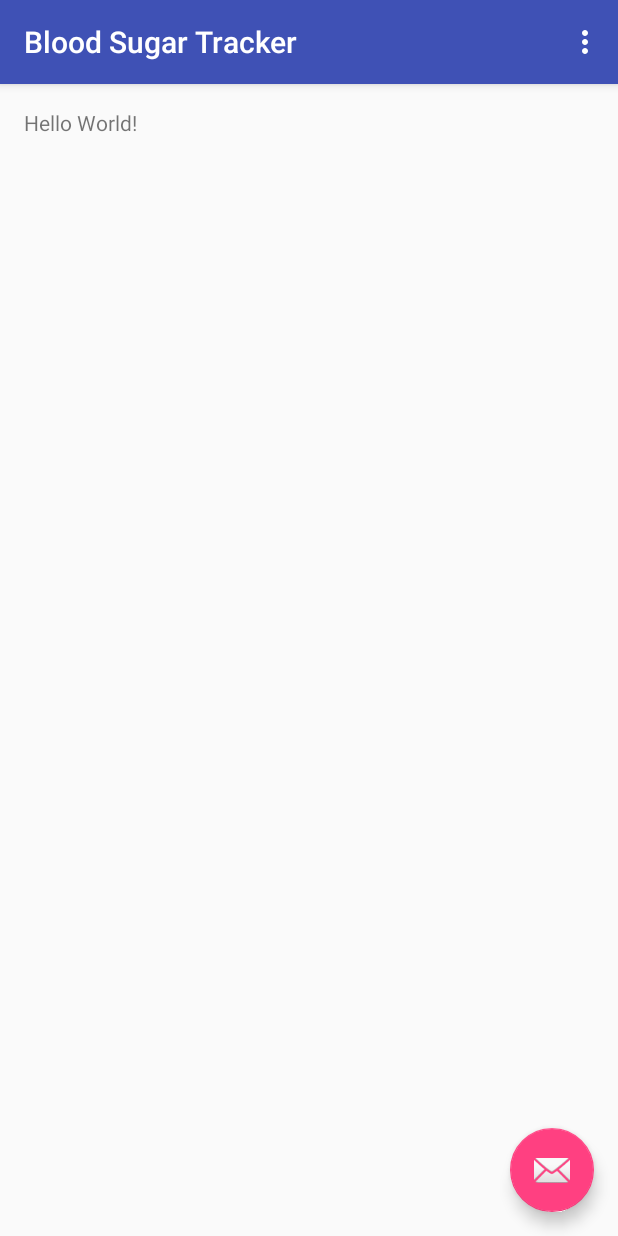
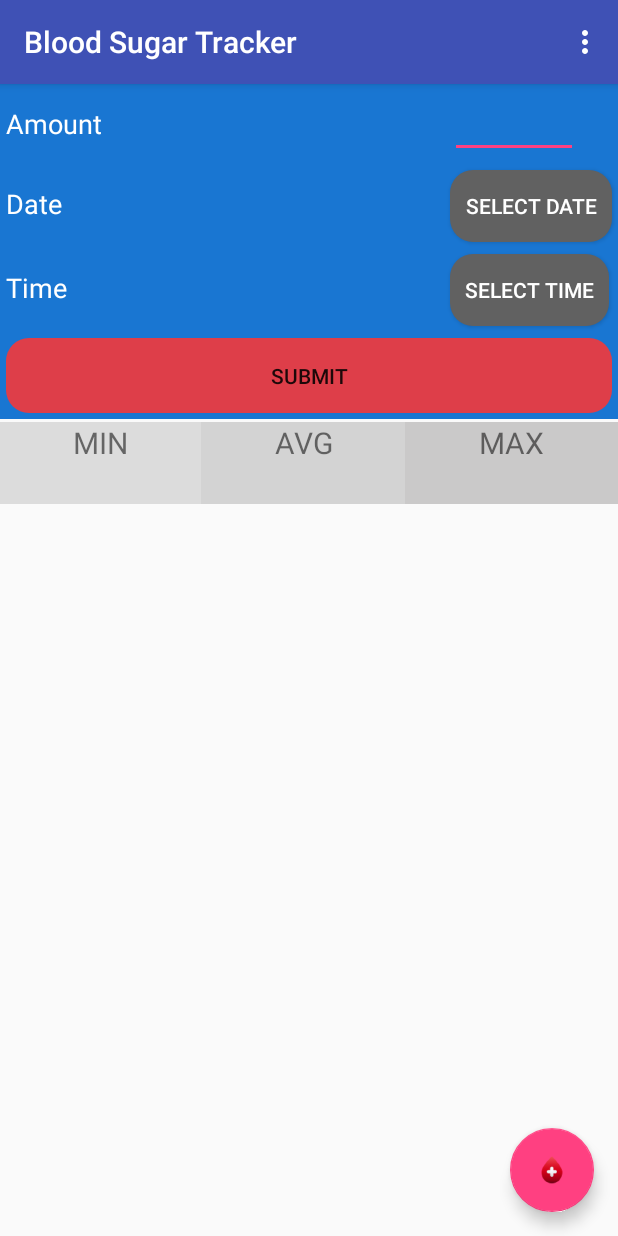
Before and after one commit to barakisbrown/BST, an Android app: the screen it shows after launch (MainActivity), on a phone screen of 412 x 824 dp. Run offline under Robolectric (Android 15) with nearby library versions, the phone set to English and light mode, and no system bars.

Commit message:
Begin Examing Layouts

```diff
--- a/MyApplication/app/src/main/res/layout/activity_main.xml
+++ b/MyApplication/app/src/main/res/layout/activity_main.xml
@@ -29,6 +29,6 @@
         android:layout_height="wrap_content"
         android:layout_gravity="bottom|end"
         android:layout_margin="@dimen/fab_margin"
-        android:src="@android:drawable/ic_dialog_email" />
+        android:src="@mipmap/bst_launcher" />
 
 </android.support.design.widget.CoordinatorLayout>
--- a/MyApplication/app/src/main/res/layout/content_main.xml
+++ b/MyApplication/app/src/main/res/layout/content_main.xml
@@ -5,15 +5,131 @@
     android:layout_width="match_parent"
     android:layout_height="match_parent"
     android:paddingBottom="@dimen/activity_vertical_margin"
-    android:paddingLeft="@dimen/activity_horizontal_margin"
-    android:paddingRight="@dimen/activity_horizontal_margin"
-    android:paddingTop="@dimen/activity_vertical_margin"
     app:layout_behavior="@string/appbar_scrolling_view_behavior"
     tools:context="com.lokislayer.bloodsugartracker.MainActivity"
     tools:showIn="@layout/activity_main">
 
-    <TextView
-        android:layout_width="wrap_content"
+    <GridLayout
+        android:layout_width="match_parent"
         android:layout_height="wrap_content"
-        android:text="Hello World!" />
+        android:columnCount="4"
+        android:background="#1976d2"
+        android:useDefaultMargins="true"
+        android:alignmentMode="alignBounds"
+        android:columnOrderPreserved="false"
+        android:id="@+id/gridLayout">
+
+        <TextView
+            android:text="@string/amount"
+            android:textSize="18sp"
+            android:layout_columnSpan="2"
+            android:layout_gravity="left"
+            android:textColor="@color/abc_primary_text_material_dark" />
+        <EditText
+            android:layout_columnSpan="2"
+            android:ems="4"
+            android:inputType="numberSigned"
+            android:id="@+id/bloodAmount"
+            android:textColor="@color/abc_primary_text_material_dark" />
+        <TextView
+            android:text="@string/date"
+            android:textSize="18sp"
+            android:layout_columnSpan="2"
+            android:layout_gravity="left"
+            android:textColor="@color/abc_primary_text_material_dark" />
+        <Button
+            android:text="@string/date_btn_text"
+            android:layout_columnSpan="2"
+            android:id="@+id/dateEnteredBtn"
+            android:background="@drawable/rounded_normal_button"
+            android:padding="10dp"
+            android:textColor="@color/abc_primary_text_material_dark" />
+        <TextView
+            android:text="@string/time"
+            android:textSize="18sp"
+            android:layout_columnSpan="2"
+            android:layout_gravity="left"
+            android:textColor="@color/abc_primary_text_material_dark" />
+        <Button
+            android:layout_columnSpan="2"
+            android:id="@+id/timeEnteredBtn"
+            android:text="@string/time_btn_text"
+            android:background="@drawable/rounded_normal_button"
+            android:padding="10dp"
+            android:textColor="@color/abc_primary_text_material_dark" />
+        <Button
+            android:layout_row="4"
+            android:layout_column="0"
+            android:layout_height="wrap_content"
+            android:layout_width="match_parent"
+            android:text="@string/submitBtn"
+            android:id="@+id/submitResult"
+            android:padding="15dp"
+            android:background="@drawable/rounded_submit_button"
+            android:layout_columnSpan="3" />
+    </GridLayout>
+    <TableLayout
+        android:layout_width="match_parent"
+        android:layout_height="wrap_content"
+        android:paddingTop="2sp"
+        android:paddingBottom="10sp"
+        android:layout_below="@+id/gridLayout"
+        android:layout_alignStart="@+id/gridLayout">
+        <TableRow
+            android:layout_height="match_parent"
+            android:layout_width="wrap_content">
+            <TextView
+                android:layout_width="match_parent"
+                android:layout_height="wrap_content"
+                android:layout_weight="1"
+                android:background="#dcdcdc"
+                android:textAlignment="center"
+                android:textSize="20sp"
+                android:text="@string/min"/>
+            <TextView
+                android:layout_width="match_parent"
+                android:layout_height="wrap_content"
+                android:layout_weight="1"
+                android:background="#d3d3d3"
+                android:textAlignment="center"
+                android:textSize="20sp"
+                android:text="@string/avg"/>
+            <TextView
+                android:layout_width="match_parent"
+                android:layout_height="wrap_content"
+                android:layout_weight="1"
+                android:background="#cac9c9"
+                android:textAlignment="center"
+                android:textSize="20sp"
+                android:text="@string/max"/>
+        </TableRow>
+        <TableRow
+            android:layout_width="match_parent"
+            android:layout_height="wrap_content">
+            <TextView
+                android:layout_width="match_parent"
+                android:layout_height="wrap_content"
+                android:layout_weight="1"
+                android:background="#dcdcdc"
+                android:textAlignment="center"
+                android:textSize="20sp"
+                android:id="@+id/minValue"/>
+            <TextView
+                android:layout_width="match_parent"
+                android:layout_height="wrap_content"
+                android:layout_weight="1"
+                android:background="#d3d3d3"
+                android:textAlignment="center"
+                android:textSize="20sp"
+                android:id="@+id/avgValue"/>
+            <TextView
+                android:layout_width="match_parent"
+                android:layout_height="wrap_content"
+                android:layout_weight="1"
+                android:background="#cac9c9"
+                android:id="@+id/maxValue"
+                android:textAlignment="center"
+                android:textSize="20sp"/>
+        </TableRow>
+    </TableLayout>
 </RelativeLayout>
```
